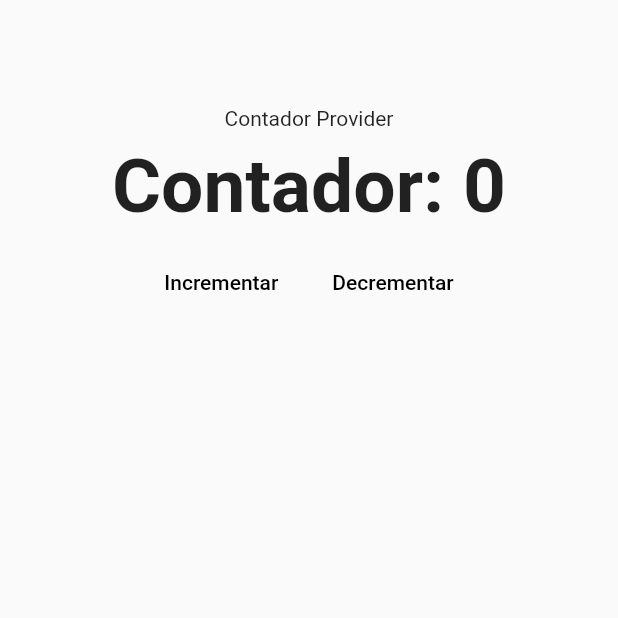
After one commit to leonardos4enz/flutter_web_1, a Flutter app: the CounterPage screen opened by its route, after a tap on "Contador Provider", on a phone screen of 412 x 824 dp, the part 458-1076 px from its top. The commit adds this screen. Run offline on Flutter 3.47's test engine with Material 2 defaults, Android fonts, the phone set to English and light mode, and no system bars.

Commit message:
Navegación tradicional

```diff
--- a/lib/main.dart
+++ b/lib/main.dart
@@ -1,5 +1,6 @@
 import 'package:flutter/material.dart';
 import 'package:flutter_web_1/ui/pages/counter_page.dart';
+import 'package:flutter_web_1/ui/pages/counter_provider_page.dart';
 
 void main() => runApp(const MyApp());
 
@@ -13,7 +14,7 @@ class MyApp extends StatelessWidget {
       initialRoute: "/stateful",
       routes: {
         '/stateful': (_) => const CounterPage(),
-        '/provider': (_) => const CounterPage(),
+        '/provider': (_) => const CounterProviderPage(),
         '/aaa': (_) => const CounterPage()
       },
     );
--- /dev/null
+++ b/lib/ui/pages/counter_provider_page.dart
@@ -0,0 +1,59 @@
+import 'package:flutter/material.dart';
+import 'package:flutter_web_1/ui/shared/custom_app_menu.dart';
+import 'package:flutter_web_1/ui/shared/custom_flat_button.dart';
+
+class CounterProviderPage extends StatefulWidget {
+  const CounterProviderPage({super.key});
+
+  @override
+  State<CounterProviderPage> createState() => _CounterProviderPageState();
+}
+
+class _CounterProviderPageState extends State<CounterProviderPage> {
+  int contador = 0;
+
+  @override
+  Widget build(BuildContext context) {
+    return Scaffold(
+      body: Column(
+        mainAxisAlignment: MainAxisAlignment.center,
+        children: [
+          CustomAppMenu(),
+          Spacer(),
+          Text("Contador Provider"),
+          FittedBox(
+            fit: BoxFit.contain,
+            child: Padding(
+              padding: const EdgeInsets.all(8.0),
+              child: Text(
+                "Contador: $contador",
+                style: const TextStyle(fontSize: 50, fontWeight: FontWeight.bold),
+              ),
+            ),
+          ),
+          Row(
+            mainAxisAlignment: MainAxisAlignment.center,
+            children: [
+              CustomFlatButton(
+                  // color: Color.fromARGB(255, 177, 128, 255),
+                  text: "Incrementar",
+                  onPressed: () {
+                    setState(() {
+                      contador++;
+                    });
+                  }),
+              CustomFlatButton(
+                  text: "Decrementar",
+                  onPressed: () {
+                    setState(() {
+                      contador--;
+                    });
+                  }),
+            ],
+          ),
+          Spacer(),
+        ],
+      ),
+    );
+  }
+}
--- a/lib/ui/shared/custom_app_menu.dart
+++ b/lib/ui/shared/custom_app_menu.dart
@@ -13,8 +13,16 @@ class CustomAppMenu extends StatelessWidget {
       color: Colors.transparent,
       child: Row(
         children: [
-          CustomFlatButton(text: "Contador Stateful", onPressed: () {}),
-          CustomFlatButton(text: "Contador Provider", onPressed: () {}),
+          CustomFlatButton(
+              text: "Contador Stateful",
+              onPressed: () {
+                Navigator.pushNamed(context, '/stateful');
+              }),
+          CustomFlatButton(
+              text: "Contador Provider",
+              onPressed: () {
+                Navigator.pushNamed(context, '/provider');
+              }),
           CustomFlatButton(text: "Otra página", onPressed: () {})
         ],
       ),
```
